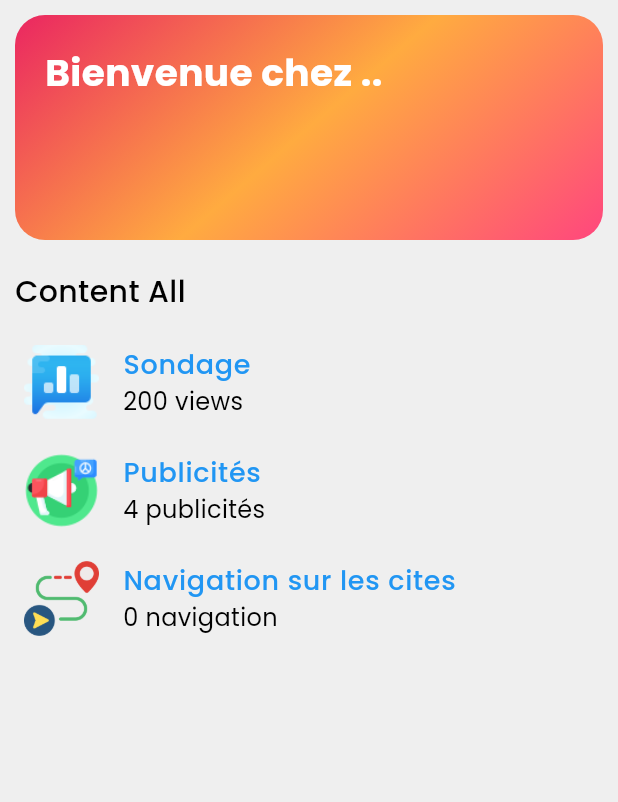
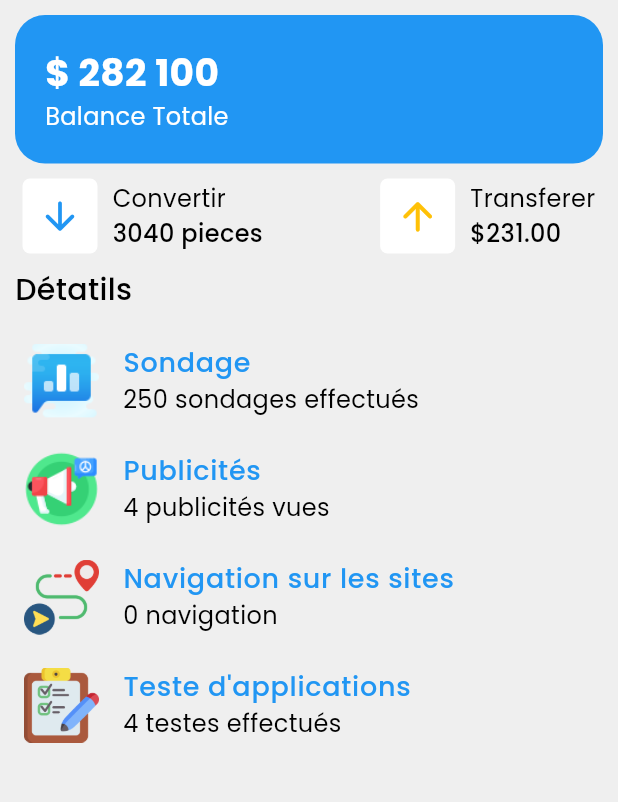
Before and after one commit to dieudonneopilam/advertix, a Flutter app: the DashBoardPage screen opened directly, on a phone screen of 412 x 824 dp, the part 120-922 px from its top. Run offline on Flutter 3.47's test engine with Material 2 defaults, Android fonts, the phone set to English and light mode, and no system bars; our stand-ins replace bloc, email_validator, equatable, flutter_bloc, font_awesome_flutter, go_router and 4 more; accounts and stored records are empty.

Commit message:
--ameand

```diff
--- a/lib/screens/dashboard.dart
+++ b/lib/screens/dashboard.dart
@@ -25,46 +25,118 @@ class DashBoardPage extends StatelessWidget {
           crossAxisAlignment: CrossAxisAlignment.start,
           children: [
             Container(
-              height: 150,
               width: double.infinity,
-              margin: const EdgeInsets.all(10),
-              padding: const EdgeInsets.all(20),
+              margin: const EdgeInsets.symmetric(horizontal: 10, vertical: 10),
+              padding: const EdgeInsets.symmetric(horizontal: 20, vertical: 20),
               decoration: BoxDecoration(
-                borderRadius: BorderRadius.circular(20),
-                gradient: const LinearGradient(
-                    colors: [Colors.pinkAccent, Colors.orangeAccent, Colors.pink],
-                    transform: GradientRotation(4)),
-              ),
+                  color: Colors.blue, borderRadius: BorderRadius.circular(20)),
               child: const Column(
                 crossAxisAlignment: CrossAxisAlignment.start,
-                children: [TextLarge(text: 'Bienvenue chez ..')],
+                children: [
+                  TextLarge(text: '\$ 282 100'),
+                  TextSmall(text: 'Balance Totale')
+                ],
+              ),
+            ),
+            Container(
+              margin: const EdgeInsets.symmetric(horizontal: 15),
+              width: double.infinity,
+              child: Row(
+                children: [
+                  Row(
+                    children: [
+                      Container(
+                        decoration: BoxDecoration(
+                          color: Colors.white,
+                          borderRadius: BorderRadius.circular(5),
+                        ),
+                        padding: const EdgeInsets.all(10),
+                        child: const Icon(Icons.arrow_downward_rounded,
+                            size: 30, color: Colors.blue),
+                      ),
+                      const SizedBox(width: 10),
+                      const Column(
+                        crossAxisAlignment: CrossAxisAlignment.start,
+                        children: [
+                          TextSmall(text: 'Convertir', color: Colors.black),
+                          TextMoy(
+                            text: '3040 pieces',
+                            color: Colors.black,
+                            size: 16,
+                          )
+                        ],
+                      )
+                    ],
+                  ),
+                  Expanded(child: Container()),
+                  Row(
+                    children: [
+                      Container(
+                        decoration: BoxDecoration(
+                          color: Colors.white,
+                          borderRadius: BorderRadius.circular(5),
+                        ),
+                        padding: const EdgeInsets.all(10),
+                        child: const Icon(Icons.arrow_upward_rounded,
+                            size: 30, color: Colors.amber),
+                      ),
+                      const SizedBox(width: 10),
+                      const Column(
+                        crossAxisAlignment: CrossAxisAlignment.start,
+                        children: [
+                          TextSmall(text: 'Transferer', color: Colors.black),
+                          TextMoy(
+                            text: '\$231.00',
+                            color: Colors.black,
+                            size: 16,
+                          )
+                        ],
+                      )
+                    ],
+                  )
+                ],
               ),
             ),
             const Padding(
               padding: EdgeInsets.all(10),
-              child: TextMoy(text: 'Content All', color: Colors.black),
+              child: TextMoy(text: 'Détatils', color: Colors.black),
             ),
-             ListTile(
-              onTap: (){},
+            ListTile(
+              onTap: () {},
               hoverColor: Colors.white,
               focusColor: Colors.white,
               enabled: true,
               leading: const Image(
                   image: AssetImage('assets/img/sondage.png'), height: 50),
-              title: const TextMoy(text: 'Sondage', color: Colors.blue, size: 18),
-              subtitle: const TextSmall(text: '200 views', color: Colors.black),
+              title:
+                  const TextMoy(text: 'Sondage', color: Colors.blue, size: 18),
+              subtitle: const TextSmall(
+                  text: '250 sondages effectués', color: Colors.black),
             ),
             const ListTile(
               leading: Image(
                   image: AssetImage('assets/img/publicite.png'), height: 50),
               title: TextMoy(text: 'Publicités', color: Colors.blue, size: 18),
-              subtitle: TextSmall(text: '4 publicités', color: Colors.black),
+              subtitle:
+                  TextSmall(text: '4 publicités vues', color: Colors.black),
             ),
             const ListTile(
               leading: Image(
                   image: AssetImage('assets/img/naviguer.png'), height: 50),
-              title: TextMoy(text: 'Navigation sur les cites', color: Colors.blue, size: 18),
+              title: TextMoy(
+                  text: 'Navigation sur les sites',
+                  color: Colors.blue,
+                  size: 18),
               subtitle: TextSmall(text: '0 navigation', color: Colors.black),
+            ),
+            const ListTile(
+              leading: Image(
+                  image: AssetImage('assets/img/tester.png'), height: 50),
+              title: TextMoy(
+                  text: 'Teste d\'applications',
+                  color: Colors.blue,
+                  size: 18),
+              subtitle: TextSmall(text: '4 testes effectués', color: Colors.black),
             ),
           ],
         ),
--- a/lib/screens/parametre.dart
+++ b/lib/screens/parametre.dart
@@ -51,7 +51,7 @@ class ParametrePage extends StatelessWidget {
                     children: [
                       HeroIcon(HeroIcons.lockClosed),
                       SizedBox(width: 10),
-                      TextMoy(text: 'Conditions de confidentialite', color: Colors.blue, size: 18),
+                      TextMoy(text: 'Conditions de confidentialité', color: Colors.blue, size: 18),
                     ],
                   ),
                 ],
--- a/lib/screens/porte.feuil.dart
+++ b/lib/screens/porte.feuil.dart
@@ -33,7 +33,7 @@ class PorteFeuilPage extends StatelessWidget {
                 crossAxisAlignment: CrossAxisAlignment.start,
                 children: [
                   TextLarge(text: '\$ 282 100'),
-                  TextSmall(text: 'Balance Total')
+                  TextSmall(text: 'Balance Totale')
                 ],
               ),
             ),
@@ -93,7 +93,7 @@ class PorteFeuilPage extends StatelessWidget {
             const Padding(
               padding: EdgeInsets.all(20),
               child: TextMoy(
-                  text: 'Historique des conversions et transferts',
+                  text: 'Historiques des conversions et transferts',
                   size: 17,
                   color: Colors.black),
             ),
--- a/lib/widgets/box.content.title.login.dart
+++ b/lib/widgets/box.content.title.login.dart
@@ -30,7 +30,7 @@ class BoxContainerLoginTitle extends StatelessWidget {
                     borderRadius: BorderRadius.only(
                         bottomLeft: Radius.circular(50),
                         bottomRight: Radius.circular(50))),
-                child: const TextLarge(text: 'advertix', size: 30),
+                child: const TextLarge(text: 'Advertix', size: 30),
               ),
               Positioned(
                 bottom: 0,
```
Also changed, not shown: lib/screens/categorie.dart (+62 -47 lines), lib/screens/profil.dart (+26 -15 lines).
